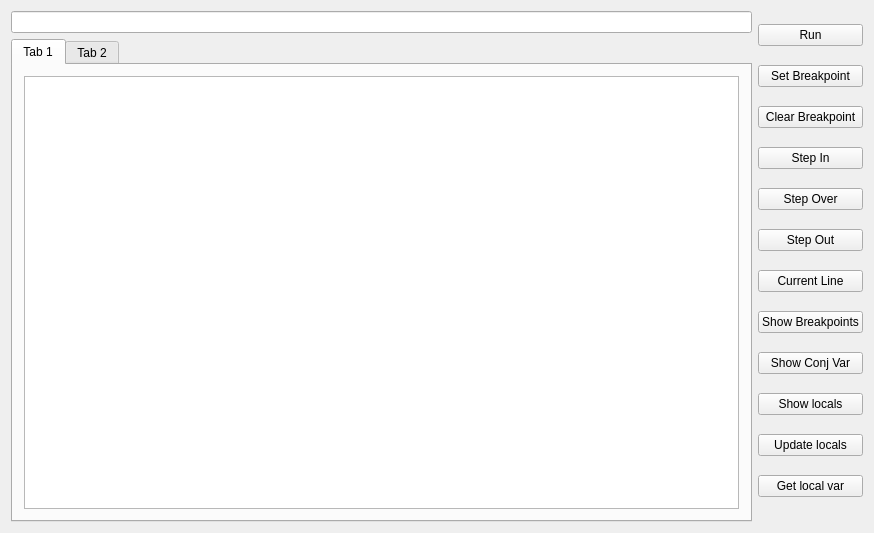
Qt form mainwindow.ui (BaranovMykola/UiDebuggerGdb) before a commit.
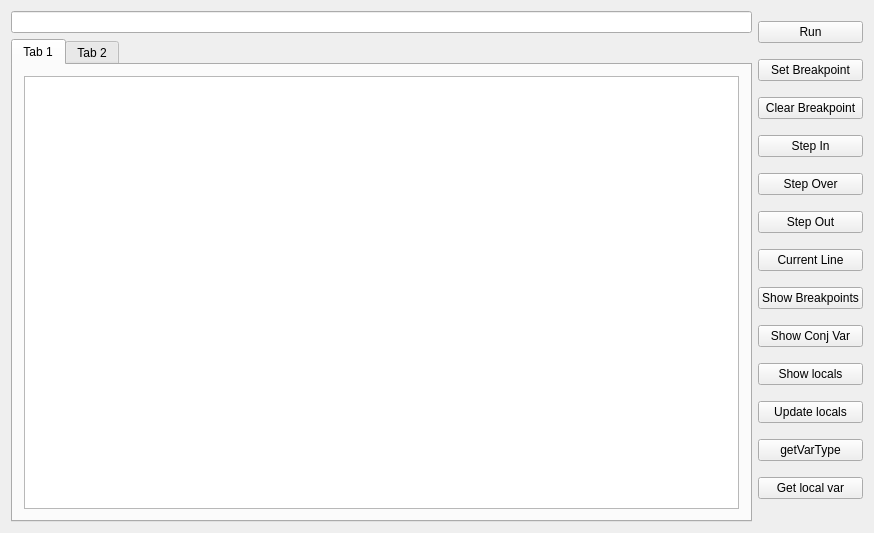
The same form after that commit.

Commit message: Implemented reading varibale's type

```diff
--- a/mainwindow.ui
+++ b/mainwindow.ui
@@ -94,6 +94,13 @@
         </property>
        </widget>
       </item>
+      <item>
+       <widget class="QPushButton" name="butGetVarType">
+        <property name="text">
+         <string>getVarType</string>
+        </property>
+       </widget>
+      </item>
       <item>
        <widget class="QPushButton" name="butLocalVar">
         <property name="text">
```
The commit also changes 4 other files.
